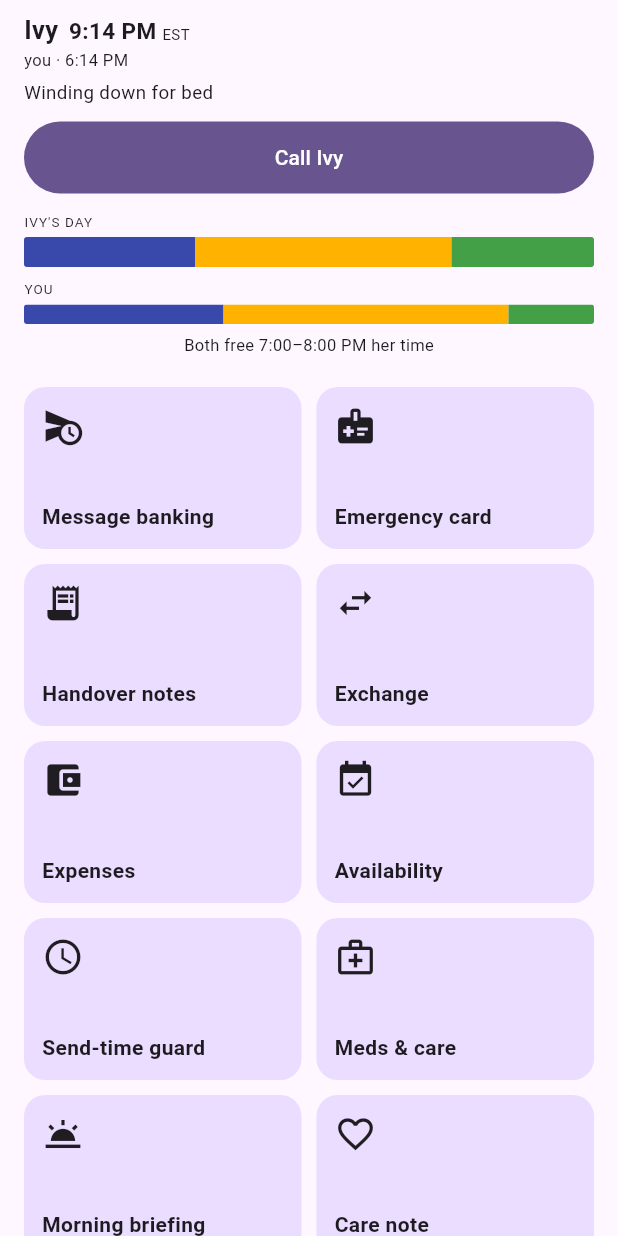
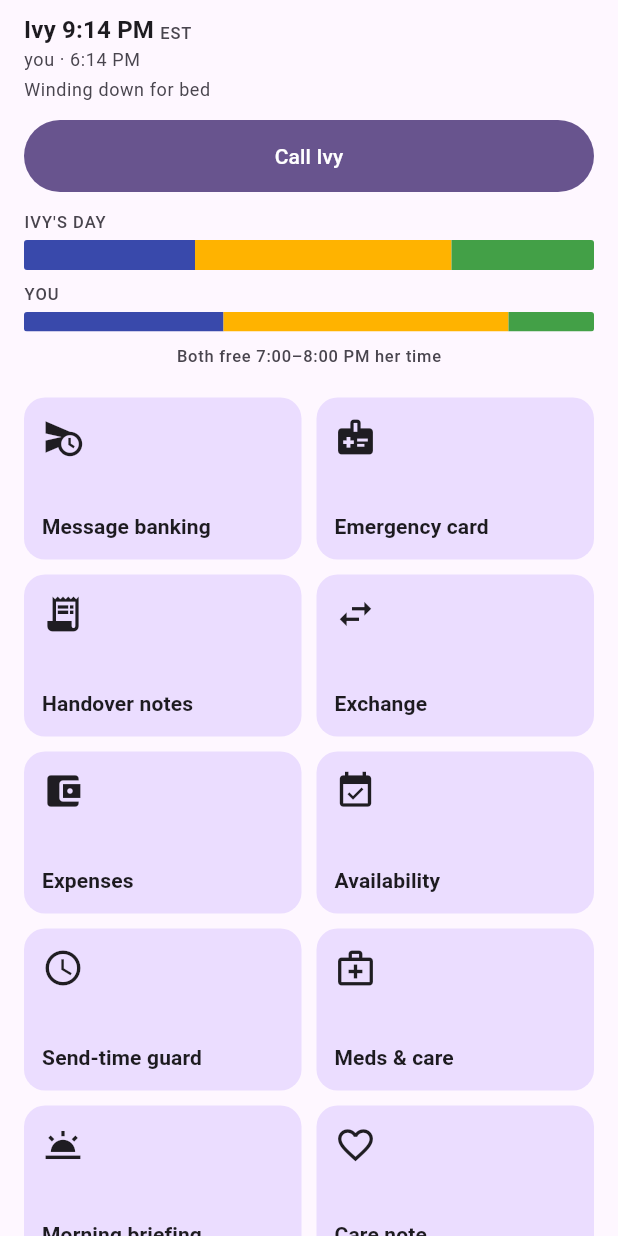
Before and after one commit to CosmicGrub/Olive-Branch, a Flutter app: the GuardianHome screen opened directly, on a phone screen of 412 x 824 dp. Run offline on Flutter 3.47's test engine with Material 3 defaults, Android fonts, the phone set to English and light mode, and no system bars; our stand-ins replace plugin_platform_interface.

Commit message:
UI/UX polish: design tokens for child/guardian home shells, hub chrome, entry gate
Applies the design-token audit spec to my assigned file group
(child_home.dart, guardian_home.dart, entry_gate.dart, hub_widgets.dart,
child_home_live.dart -- child_more.dart and guardian_more.dart needed no
direct changes, see report).

- Finding #1 sweep: replaced every hardcoded Colors.black38/45/54 with
  colorScheme.onSurfaceVariant (entry_gate.dart's two captions,
  child_home_live.dart's error icon/message).
- Finding #2 sweep: replaced ad hoc TextStyle(fontSize: N) literals (17,
  15.5, 15, 12.5, 11.5, 11, 10, 9) with Theme.of(context).textTheme roles
  (titleMedium/titleSmall/bodyLarge/bodySmall/labelSmall), keeping
  FontWeight overrides where already correct. Left child_home.dart's
  _Sleeps hero numeral (30/w700) untouched -- documented section 8.2.5
  exception.
- Spacing: folded stray magic numbers onto the 4/8/12/16 scale (Card
  padding 14->16, HubSection top padding 14->16, HubTile avatar gap 14->12,
  HubTile card margin 5->4, subtitle top-padding 2->4, several 10/7/6/5
  gaps folded to 4/8/12 by context) across child_home.dart,
  guardian_home.dart, hub_widgets.dart, entry_gate.dart.
- Left guardian_home.dart/child_home.dart's GridView mainAxisSpacing and
  crossAxisSpacing (10) untouched: guardian_home.dart's value threads
  directly into its LayoutBuilder breakpoint math and comment about pixels
  per column, a documented pixel-exact Fold5 fix; changed unilaterally it
  would also break the two grids' intentional visual parity, so both stay
  as they are.
- Left _Tile/_GTile's 14dp corner radius untouched -- canonical per spec.
- No IA/navigation changes; no settings affordance added; no synthetic
  parent voice; no price UI; append-only logs untouched.

Tests: extended invariants_test.dart (child + guardian secondary-text
color), entry_gate_test.dart, hub_widgets_test.dart, and
child_home_live_test.dart with regression assertions pinning the
onSurfaceVariant fix. flutter analyze: no issues. flutter test (targeted
plus full suite): 1250/1250 passing.

Co-Authored-By: Claude Sonnet 5 <noreply@anthropic.com>

```diff
--- a/scaffold/client/lib/guardian_home.dart
+++ b/scaffold/client/lib/guardian_home.dart
@@ -58,20 +58,25 @@ class GuardianHome extends StatelessWidget {
           child: Column(crossAxisAlignment: CrossAxisAlignment.start, children: [
             Row(crossAxisAlignment: CrossAxisAlignment.baseline,
               textBaseline: TextBaseline.alphabetic, children: [
-                Text(childName, style: const TextStyle(
-                  fontSize: 17, fontWeight: FontWeight.w600)),
-                const SizedBox(width: 7),
-                Text(childLocalTime, style: const TextStyle(
-                  fontSize: 15, fontWeight: FontWeight.w600,
-                  fontFeatures: [FontFeature.tabularFigures()])),
+                Text(childName, style: Theme.of(context).textTheme.titleMedium
+                  ?.copyWith(fontWeight: FontWeight.w600)),
                 const SizedBox(width: 4),
-                Text(childZoneAbbr, style: const TextStyle(fontSize: 10)),
+                // The CHILD's clock is dominant — same titleMedium weight as
+                // her name, well above the actor line below (§8.2.3).
+                Text(childLocalTime, style: Theme.of(context).textTheme.titleMedium
+                  ?.copyWith(fontWeight: FontWeight.w600,
+                    fontFeatures: const [FontFeature.tabularFigures()])),
+                const SizedBox(width: 4),
+                Text(childZoneAbbr, style: Theme.of(context).textTheme.labelSmall
+                  ?.copyWith(color: Theme.of(context).colorScheme.onSurfaceVariant)),
               ]),
             // Actor time is subordinate, always.
-            Text('you · $actorLocalTime', style: const TextStyle(fontSize: 11)),
-            const SizedBox(height: 5),
-            Text(childStateSentence, style: const TextStyle(fontSize: 12.5)),
-            const SizedBox(height: 10),
+            Text('you · $actorLocalTime', style: Theme.of(context).textTheme.bodySmall
+              ?.copyWith(color: Theme.of(context).colorScheme.onSurfaceVariant)),
+            const SizedBox(height: 4),
+            Text(childStateSentence, style: Theme.of(context).textTheme.bodySmall
+              ?.copyWith(color: Theme.of(context).colorScheme.onSurfaceVariant)),
+            const SizedBox(height: 12),
             SizedBox(width: double.infinity, height: 48,
               child: FilledButton(
                 onPressed: () => Navigator.of(context).push(MaterialPageRoute<void>(
@@ -82,8 +87,9 @@ class GuardianHome extends StatelessWidget {
         const SizedBox(height: 8),
         _Ribbon(label: 'you', bands: actorBands, height: 13),
         if (overlapLabel != null) Padding(
-          padding: const EdgeInsets.fromLTRB(16, 6, 16, 0),
-          child: Text(overlapLabel!, style: const TextStyle(fontSize: 11))),
+          padding: const EdgeInsets.fromLTRB(16, 8, 16, 0),
+          child: Text(overlapLabel!, style: Theme.of(context).textTheme.labelSmall
+            ?.copyWith(color: Theme.of(context).colorScheme.onSurfaceVariant))),
         const SizedBox(height: 20),
         Padding(padding: const EdgeInsets.symmetric(horizontal: 16),
           // LayoutBuilder-driven breakpoint, not a single fixed extent: at the
@@ -159,7 +165,8 @@ class _GTile extends StatelessWidget {
         color: Theme.of(context).colorScheme.primaryContainer),
       child: Column(crossAxisAlignment: CrossAxisAlignment.start, children: [
         Icon(icon, size: 28), const Spacer(),
-        Text(label, style: const TextStyle(fontWeight: FontWeight.w600)),
+        Text(label, style: Theme.of(context).textTheme.titleSmall
+          ?.copyWith(fontWeight: FontWeight.w600)),
       ])));
 }
 
@@ -172,7 +179,8 @@ class _Ribbon extends StatelessWidget {
   Widget build(BuildContext context) => Padding(
     padding: const EdgeInsets.symmetric(horizontal: 16),
     child: Column(crossAxisAlignment: CrossAxisAlignment.start, children: [
-      Text(label.toUpperCase(), style: const TextStyle(fontSize: 9, letterSpacing: 0.7)),
+      Text(label.toUpperCase(), style: Theme.of(context).textTheme.labelSmall
+        ?.copyWith(letterSpacing: 0.7, color: Theme.of(context).colorScheme.onSurfaceVariant)),
       const SizedBox(height: 4),
       // Explicit-width Positioned segments, NOT Row+Expanded/flex: on this engine
       // build (Flutter 3.44.8 stable, Impeller/Vulkan), Expanded children inside a
```
Also changed, not shown: scaffold/client/lib/child_home.dart (+17 -10 lines), scaffold/client/lib/child_home_live.dart (+8 -5 lines), scaffold/client/lib/entry_gate.dart (+9 -6 lines), scaffold/client/lib/hub_widgets.dart (+9 -8 lines), 4 other files.
